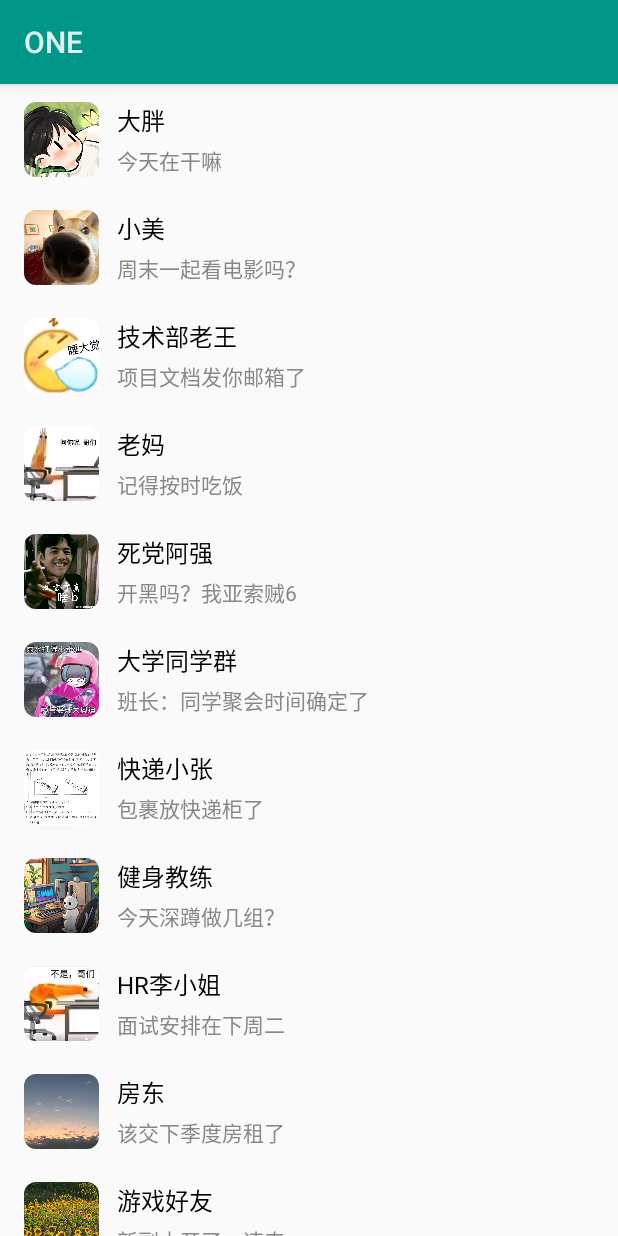
After one commit to MPyun/ONE, an Android app: the MRecyclerView screen opened directly, with no data from a screen before it, on a phone screen of 412 x 824 dp. The commit adds this screen. Run offline under Robolectric (Android 15) with nearby library versions, the phone set to English and light mode, and no system bars.

Commit message:
新增RecyclerView控件 版本号更新为3.0 世上无难事，只怕有心人 也是终于给我学会了RecyclerView控件好吧哈哈哈

```diff
--- a/app/build.gradle
+++ b/app/build.gradle
@@ -9,7 +9,7 @@ android {
         minSdkVersion 19
         targetSdkVersion 31
         versionCode 1
-        versionName "2.0"
+        versionName "3.0"
     }
 
     buildTypes {
@@ -22,4 +22,5 @@ android {
 
 dependencies {
     implementation fileTree(dir: "libs", include: ["*.jar"])
+	implementation 'com.android.support:recyclerview-v7:24.2.1'
 }
--- a/app/src/main/AndroidManifest.xml
+++ b/app/src/main/AndroidManifest.xml
@@ -32,6 +32,8 @@
 
         <activity android:name=".BAListView"/>
 
+        <activity android:name=".MRecyclerView"/>
+
     </application>
 
 </manifest>
--- a/app/src/main/java/com/huacao/one/BAListView.java
+++ b/app/src/main/java/com/huacao/one/BAListView.java
@@ -19,7 +19,7 @@ public class BAListView extends Activity {
         lv.setAdapter(adapter);
     }
 
-	private void initdata() {
+	public void initdata() {
 		data = new ArrayList<DataBean>();
 		// 微信聊天信息列表模拟数据
 		DataBean d1 = new DataBean();
--- /dev/null
+++ b/app/src/main/java/com/huacao/one/Ladapter.java
@@ -0,0 +1,59 @@
+package com.huacao.one;
+import android.content.Context;
+import android.support.v7.widget.RecyclerView;
+import android.view.LayoutInflater;
+import android.view.View;
+import android.view.ViewGroup;
+import android.widget.ImageView;
+import android.widget.TextView;
+import java.util.List;
+public class Ladapter extends RecyclerView.Adapter<Ladapter.ViewHolder> {
+	private List<DataBean> list;
+	private Context context;
+
+	public Ladapter(List<DataBean> list, Context context) {
+		this.list =list;
+	    this.context = context;
+	}
+
+	@Override
+	public int getItemCount() {
+		return list.size();
+	}
+
+	@Override
+	public void onBindViewHolder(Ladapter.ViewHolder vH, int p) {
+		DataBean n1 = list.get(p);
+		//获取item对象位置并从列表中取出对应对象
+		vH.content.setText(n1.getContent());
+		vH.title.setText(n1.getTitle());
+		vH.img1.setImageResource(n1.getImgid());
+		//新建对象，设置数据(内部类成员变量)
+	}
+
+	@Override
+	public Ladapter.ViewHolder onCreateViewHolder(ViewGroup viewGroup, int p) {
+		View view = LayoutInflater.from(context).inflate(R.layout.list_item1, viewGroup,false);
+		//将item视图转化为根布局view;
+		ViewHolder viewholder = new ViewHolder(view);
+		//将该item用ViewHolder缓存起来
+		return viewholder;
+		//因为是oncreate方法，所以缓存后还需要再返回该item
+	}
+
+
+	public static class ViewHolder extends RecyclerView.ViewHolder {
+		TextView title;
+		TextView content;
+		ImageView img1;
+
+		public ViewHolder(View v) {
+			super(v);
+			title = v.findViewById(R.id.listitem1TextView1);
+			content = v.findViewById(R.id.listitem1TextView2);
+			img1 = v.findViewById(R.id.listitem1ImageView1);
+			//开始时获得item控件，在屏幕时将数据给进item控件
+		}
+
+	}
+}
--- /dev/null
+++ b/app/src/main/java/com/huacao/one/MRecyclerView.java
@@ -0,0 +1,149 @@
+package com.huacao.one;
+
+import android.app.Activity;
+import android.os.Bundle;
+import android.support.v7.widget.LinearLayoutManager;
+import android.support.v7.widget.RecyclerView;
+import java.util.List;
+import java.util.ArrayList;
+
+public class MRecyclerView extends Activity {
+    private RecyclerView recyclerView;
+	private List<DataBean>  data;
+    @Override
+    protected void onCreate(Bundle savedInstanceState) {
+        super.onCreate(savedInstanceState);
+        setContentView(R.layout.activity_recycleview);
+		recyclerView = findViewById(R.id.activityrecycleviewRecyclerView1);
+		LinearLayoutManager lm = new LinearLayoutManager(this);
+		data = new ArrayList<DataBean>();
+		recyclerView.setLayoutManager(lm);
+			data = new ArrayList<DataBean>();
+			// 微信聊天信息列表模拟数据
+			DataBean d1 = new DataBean();
+			d1.setTitle("大胖");
+			d1.setContent("今天在干嘛");
+			d1.setImgid(R.drawable.img1);
+
+			DataBean d2 = new DataBean();
+			d2.setTitle("小美");
+			d2.setContent("周末一起看电影吗？");
+			d2.setImgid(R.drawable.img2);
+
+			DataBean d3 = new DataBean();
+			d3.setTitle("技术部老王");
+			d3.setContent("项目文档发你邮箱了");
+			d3.setImgid(R.drawable.img3);
+
+			DataBean d4 = new DataBean();
+			d4.setTitle("老妈");
+			d4.setContent("记得按时吃饭");
+			d4.setImgid(R.drawable.img4);
+
+			DataBean d5 = new DataBean();
+			d5.setTitle("死党阿强");
+			d5.setContent("开黑吗？我亚索贼6");
+			d5.setImgid(R.drawable.img5);
+
+			DataBean d6 = new DataBean();
+			d6.setTitle("大学同学群");
+			d6.setContent("班长：同学聚会时间确定了");
+			d6.setImgid(R.drawable.img6);
+
+			DataBean d7 = new DataBean();
+			d7.setTitle("快递小张");
+			d7.setContent("包裹放快递柜了");
+			d7.setImgid(R.drawable.img7);
+
+			DataBean d8 = new DataBean();
+			d8.setTitle("健身教练");
+			d8.setContent("今天深蹲做几组？");
+			d8.setImgid(R.drawable.img8);
+
+			DataBean d9 = new DataBean();
+			d9.setTitle("HR李小姐");
+			d9.setContent("面试安排在下周二");
+			d9.setImgid(R.drawable.img9);
+
+			DataBean d10 = new DataBean();
+			d10.setTitle("房东");
+			d10.setContent("该交下季度房租了");
+			d10.setImgid(R.drawable.img10);
+
+			DataBean d11 = new DataBean();
+			d11.setTitle("游戏好友");
+			d11.setContent("新副本开了，速来");
+			d11.setImgid(R.drawable.img11);
+
+			DataBean d12 = new DataBean();
+			d12.setTitle("表妹");
+			d12.setContent("哥，借我点钱呗");
+			d12.setImgid(R.drawable.img12);
+
+			DataBean d13 = new DataBean();
+			d13.setTitle("客户张总");
+			d13.setContent("方案需要再修改下");
+			d13.setImgid(R.drawable.img13);
+
+			DataBean d14 = new DataBean();
+			d14.setTitle("闺蜜小雅");
+			d14.setContent("新买的裙子好看吗？[图片]");
+			d14.setImgid(R.drawable.img14);
+
+			DataBean d15 = new DataBean();
+			d15.setTitle("外卖小哥");
+			d15.setContent("已到楼下，请取餐");
+			d15.setImgid(R.drawable.img15);
+
+			DataBean d16 = new DataBean();
+			d16.setTitle("同事小王");
+			d16.setContent("帮我带杯咖啡");
+			d16.setImgid(R.drawable.img16);
+
+			DataBean d17 = new DataBean();
+			d17.setTitle("旅行群");
+			d17.setContent("五一去哪玩？");
+			d17.setImgid(R.drawable.img17);
+
+			DataBean d18 = new DataBean();
+			d18.setTitle("前女友");
+			d18.setContent("最近还好吗？");
+			d18.setImgid(R.drawable.img18);
+
+			DataBean d19 = new DataBean();
+			d19.setTitle("宠物医生");
+			d19.setContent("疫苗该打了");
+			d19.setImgid(R.drawable.img19);
+
+			DataBean d20 = new DataBean();
+			d20.setTitle("房产中介");
+			d20.setContent("新出学区房考虑吗？");
+			d20.setImgid(R.drawable.img20);
+
+			data.add(d1);
+			data.add(d2);
+			data.add(d3);
+			data.add(d4);
+			data.add(d5);
+			data.add(d6);
+			data.add(d7);
+			data.add(d8);
+			data.add(d9);
+			data.add(d10);
+			data.add(d11);
+			data.add(d12);
+			data.add(d13);
+			data.add(d14);
+			data.add(d15);
+			data.add(d16);
+			data.add(d17);
+			data.add(d18);
+			data.add(d19);
+			data.add(d20);
+		Ladapter Ladapter = new Ladapter(data, this);
+		recyclerView.setAdapter(Ladapter);
+
+	}
+
+
+}
--- a/app/src/main/java/com/huacao/one/MainActivity.java
+++ b/app/src/main/java/com/huacao/one/MainActivity.java
@@ -21,4 +21,8 @@ public class MainActivity extends Activity {
 		Intent intent = new Intent(this,BAListView.class);
 		startActivity(intent);
 	}
+	public void toRecyclerView(View v){
+		Intent intent = new Intent(this,MRecyclerView.class);
+		startActivity(intent);
+	}
 }
--- /dev/null
+++ b/app/src/main/java/com/huacao/one/TestData.java
@@ -0,0 +1,12 @@
+package com.huacao.one;
+
+public class TestData {
+    private String Text;
+
+	public TestData(String Text) {
+		this.Text =Text;
+	}
+
+	public String getText() {
+		return Text;
+	}}
--- a/app/src/main/res/layout/activity_main.xml
+++ b/app/src/main/res/layout/activity_main.xml
@@ -20,5 +20,12 @@
 		android:text="BAListView"
 		android:textAllCaps="false"
 		android:onClick="toBAListView"/>
+	<Button
+		android:layout_width="wrap_content"
+		android:layout_height="wrap_content"
+		android:text="RecyclerView"
+		android:textAllCaps="false"
+		android:onClick="toRecyclerView"/>
+
 
 </LinearLayout>
--- /dev/null
+++ b/app/src/main/res/layout/activity_recycleview.xml
@@ -0,0 +1,13 @@
+<?xml version="1.0" encoding="utf-8"?>
+<LinearLayout
+	xmlns:android="http://schemas.android.com/apk/res/android"
+	xmlns:app="http://schemas.android.com/apk/res-auto"
+	android:layout_width="match_parent"
+	android:layout_height="match_parent">
+
+	<android.support.v7.widget.RecyclerView
+		android:layout_width="match_parent"
+		android:layout_height="match_parent"
+		android:id="@+id/activityrecycleviewRecyclerView1"/>
+
+</LinearLayout>
--- /dev/null
+++ b/app/src/main/res/layout/test_item.xml
@@ -0,0 +1,16 @@
+<?xml version="1.0" encoding="utf-8"?>
+<LinearLayout
+	xmlns:android="http://schemas.android.com/apk/res/android"
+	xmlns:app="http://schemas.android.com/apk/res-auto"
+	android:orientation="vertical"
+	android:layout_width="match_parent"
+	android:layout_height="wrap_content">
+
+	<TextView
+		android:layout_width="match_parent"
+		android:layout_height="wrap_content"
+		android:text="Text"
+		android:id="@+id/testitemTextView1"
+		android:gravity="center"/>
+
+</LinearLayout>
```
